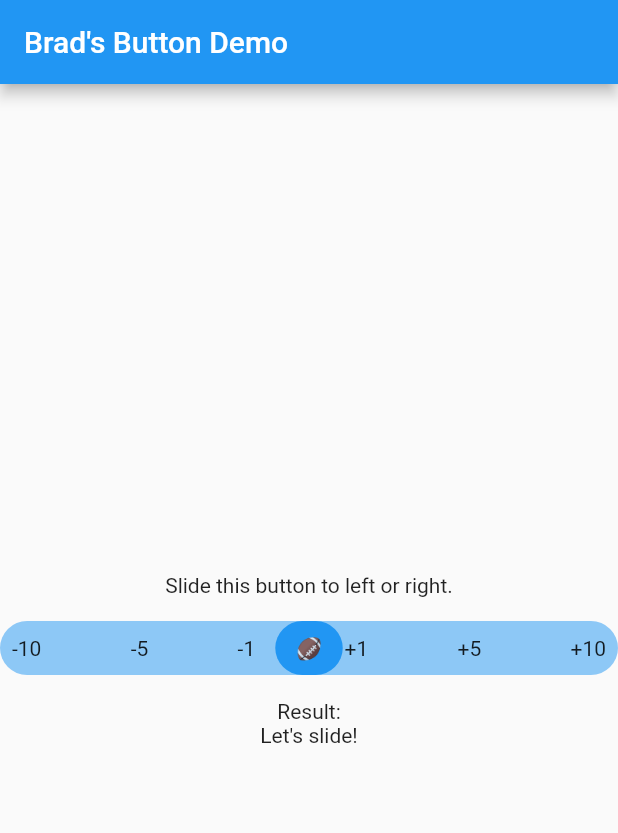
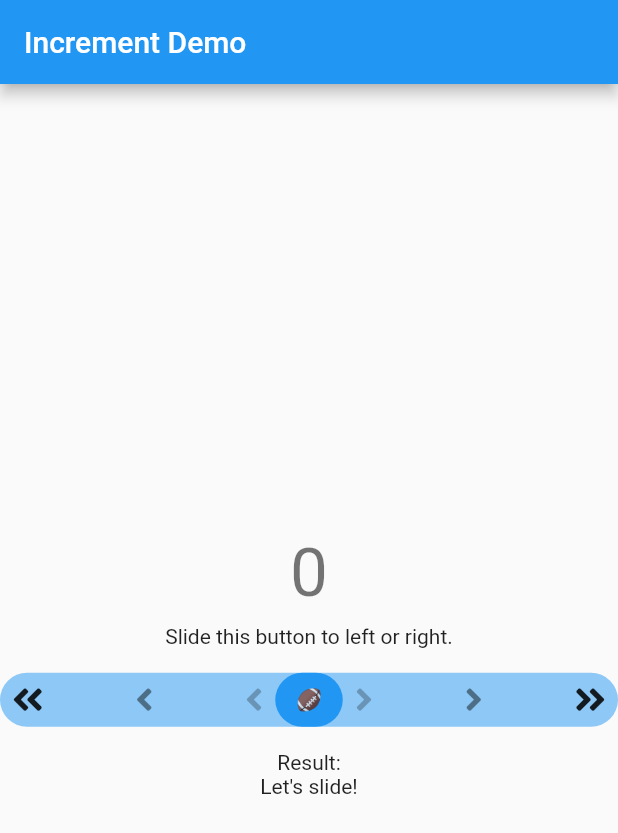
Before and after one commit to bradintheusa/increment_button, a Flutter app: the screen it shows after launch, on a phone screen of 412 x 824 dp. Shown: the top 833 px of the screen. Run offline on Flutter 3.47's test engine with Material 2 defaults, Android fonts, the phone set to English and light mode, and no system bars; our stand-ins replace font_awesome_flutter.

Commit message:
Used arrows to reaplace numbers.

```diff
--- a/example/lib/main.dart
+++ b/example/lib/main.dart
@@ -15,17 +15,60 @@ class IncrementButtonDemo extends StatefulWidget {
 class _IncrementButtonDemoState extends State<IncrementButtonDemo> {
   String result = "Let's slide!";
   int i = 0;
+  int _delta = 0;
+
+  _transitionBuilder(Widget child, Animation<double> animation, String key) {
+    final inAnimation =
+        Tween<Offset>(begin: Offset(1.0, 0.0), end: Offset(0.0, 0.0))
+            .animate(animation);
+    final outAnimation =
+        Tween<Offset>(begin: Offset(-1.0, 0.0), end: Offset(0.0, 0.0))
+            .animate(animation);
+
+    if (child.key == ValueKey(key)) {
+      return ClipRect(
+        child: SlideTransition(
+          position: inAnimation,
+          child: Padding(
+            padding: const EdgeInsets.all(8.0),
+            child: child,
+          ),
+        ),
+      );
+    } else {
+      return ClipRect(
+        child: SlideTransition(
+          position: outAnimation,
+          child: Padding(
+            padding: const EdgeInsets.all(8.0),
+            child: child,
+          ),
+        ),
+      );
+    }
+  }
 
   @override
   Widget build(BuildContext context) {
     return Scaffold(
       appBar: AppBar(
-        title: Text('Brad\'s Button Demo'),
+        title: Text('Increment Demo'),
       ),
       body: Center(
         child: Column(
           mainAxisAlignment: MainAxisAlignment.center,
           children: [
+            AnimatedSwitcher(
+              duration: const Duration(milliseconds: 450),
+              transitionBuilder: (Widget child, Animation<double> animation) {
+                return _transitionBuilder(child, animation, i.toString());
+              },
+              child: Text(
+                i.toString(),
+                key: ValueKey<int>(i),
+                style: Theme.of(context).textTheme.headline3,
+              ),
+            ),
             Text('Slide this button to left or right.'),
             SizedBox(height: 16.0),
             IncrementButton(
@@ -33,15 +76,12 @@ class _IncrementButtonDemoState extends State<IncrementButtonDemo> {
               buttonWidth: 45.0,
               color: Theme.of(context).colorScheme.secondary.withOpacity(0.5),
               buttonColor: Theme.of(context).primaryColor,
-              dismissible: false,
               label: Center(child: Text('🏈')),
-
-
               onDelta: (change) {
                 setState(() {
+                  _delta = change;
                   i = i + change;
                   result = 'New value is $i ';
-                  print(result);
                 });
               },
             ),
--- a/example/pubspec.yaml
+++ b/example/pubspec.yaml
@@ -10,6 +10,7 @@ dependencies:
   flutter:
     sdk: flutter
 
+  font_awesome_flutter: ^9.1.0
   increment_button:
     path: ../
 
--- a/lib/src/increment_button.dart
+++ b/lib/src/increment_button.dart
@@ -1,6 +1,7 @@
 import 'dart:async';
 
 import 'package:flutter/material.dart';
+import 'package:font_awesome_flutter/font_awesome_flutter.dart';
 
 enum IncrementButtonPosition {
   veryFarLeft,
@@ -15,14 +16,6 @@ enum IncrementButtonPosition {
 class IncrementButton extends StatefulWidget {
   /// Label of the button.
   final Widget? label;
-
-  /// A widget that is behind the button.
-  // final Widget? child;
-
-  /// Button color if it disabled.
-  ///
-  /// [disabledColor] is set to `Colors.grey` by default.
-  final Color? disabledColor;
 
   /// The color of button.
   ///
@@ -40,7 +33,8 @@ class IncrementButton extends StatefulWidget {
   /// Border Radius for the button and it's child.
   ///
   /// Default value is `const BorderRadius.all(const Radius.circular(60.0))`
-  final BorderRadius borderRadius;
+  final BorderRadius borderRadius =
+      const BorderRadius.all(Radius.circular(60.0));
 
   /// The height of this widget (button and it's background).
   ///
@@ -57,13 +51,6 @@ class IncrementButton extends StatefulWidget {
   /// The minimum size is [height], and the maximum size is three quarters from [width].
   final double? buttonWidth;
 
-  /// It means the effect while and after sliding.
-  ///
-  /// If `true`, [child] will disappear along with button sliding. Otherwise, it stay visible even the button was slide.
-  final bool dismissible;
-
-  /// Listen to position, is button on the left or right.
-  ///
   /// You must set this argument although is null.
   final ValueChanged<int> onDelta;
 
@@ -75,17 +62,13 @@ class IncrementButton extends StatefulWidget {
     Key? key,
     required this.onDelta,
     this.controller,
-    // this.child,
-    this.disabledColor,
     this.buttonColor,
     this.color,
     this.label,
     this.border,
-    this.borderRadius = const BorderRadius.all(Radius.circular(60.0)),
     this.height = 36.0,
     this.width = 80.0,
     this.buttonWidth,
-    this.dismissible = true,
   }) : super(key: key);
 
   @override
@@ -150,21 +133,24 @@ class _IncrementButtonState extends State<IncrementButton>
                 color: widget.color,
                 borderRadius: widget.borderRadius,
               ),
-            child:
-                SizedBox.expand(child:                Padding(
-                padding: const EdgeInsets.all(8.0),
+              child: SizedBox.expand(
+                child: Padding(
+                  padding: const EdgeInsets.only(
+                      top: 6, left: 8, right: 8, bottom: 8),
                   child: Row(
                     mainAxisAlignment: MainAxisAlignment.spaceBetween,
                     children: [
-                    Text('-10'),
-                    Text('-5'),
-                    Text('-1'),
-                    Text('+1'),
-                    Text('+5'),
-                    Text('+10'),
+                      FaIcon(FontAwesomeIcons.angleDoubleLeft,color: Colors.black87),
+                      FaIcon(FontAwesomeIcons.angleLeft, color: Colors.black45),
+                      FaIcon(FontAwesomeIcons.angleLeft, color: Colors.black26),
+                      FaIcon(FontAwesomeIcons.angleRight,color: Colors.black26),
+                      FaIcon(FontAwesomeIcons.angleRight,color: Colors.black45),
+                      FaIcon(FontAwesomeIcons.angleDoubleRight,
+                          color: Colors.black87),
                     ],
-                ),),
-             )   ),
+                  ),
+                ),
+              )),
           AnimatedBuilder(
             animation: _controller,
             builder: (context, child) => Align(
```
Also changed, not shown: pubspec.yaml (+5 -2 lines), example/pubspec.lock, pubspec.lock, 2 other files. Lines whose indentation alone changed are shown as unchanged.
